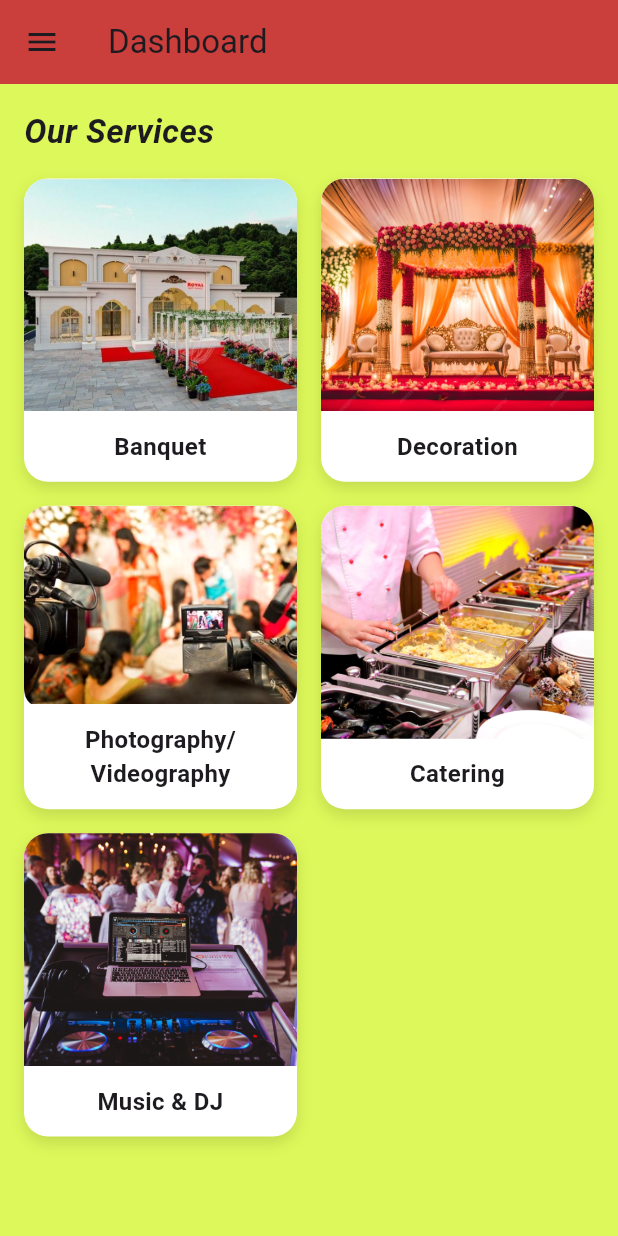
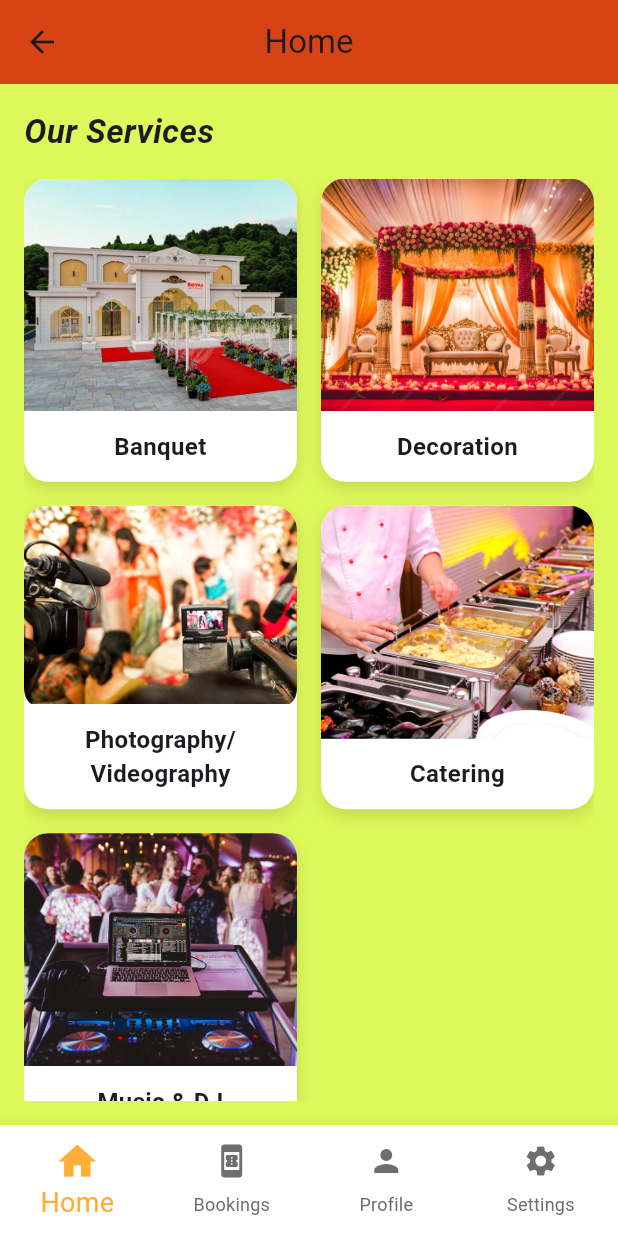
Before and after one commit to sanin751/myevents, a Flutter app: the DashboardScreen screen opened directly, on a phone screen of 412 x 824 dp. Run offline on Flutter 3.47's test engine with Material 3 defaults, Android fonts, the light colour scheme and no system bars; Roboto replaces fonts that are missing (Bricolage).

Commit message:
updated dashboard

```diff
--- a/lib/screens/dashboard_screen.dart
+++ b/lib/screens/dashboard_screen.dart
@@ -9,83 +9,51 @@ class DashboardScreen extends StatefulWidget {
 }
 
 class _DashboardPageState extends State<DashboardScreen> {
-  String _selectedMenu = 'Home';
+  int _currentIndex = 0;
+
+  final List<String> _titles = ['Home', 'Bookings', 'Profile', 'Settings'];
+
+  final List<Widget> _screens = const [
+    HomeScreen(),
+    Center(child: Text('Bookings')),
+    Center(child: Text('Profile')),
+    Center(child: Text('Settings')),
+  ];
 
   @override
   Widget build(BuildContext context) {
-    final purple = Color.fromARGB(252, 202, 60, 60);
-    final lightGrey = Colors.grey.shade200;
+    final purple = Color(0xFFD84315);
 
     return Scaffold(
-      appBar: AppBar(title: Text('Dashboard'), backgroundColor: purple),
-      drawer: Drawer(
-        child: SafeArea(
-          child: Column(
-            children: [
-              ListTile(
-                title: Row(
-                  children: [
-                    Image.asset('assets/image/logo.png', height: 60, width: 60),
-                    SizedBox(width: 10),
-                    Text(
-                      'MY Events',
-                      style: TextStyle(
-                        fontWeight: FontWeight.bold,
-                        fontSize: 20,
-                      ),
-                    ),
-                  ],
-                ),
-              ),
-              Divider(),
+      appBar: AppBar(
+        title: Text(_titles[_currentIndex]),
+        backgroundColor: purple,
+        centerTitle: true,
+      ),
 
-              _buildDrawerItem('Home', Icons.home, () {
-                setState(() {
-                  _selectedMenu = 'Home';
-                });
-                Navigator.pop(context);
-              }),
+      body: _screens[_currentIndex],
 
-              _buildDrawerItem('Bookings', Icons.book_online, () {}),
-              _buildDrawerItem('Profile', Icons.person, () {}),
-              _buildDrawerItem('Settings', Icons.settings, () {}),
-
-              Spacer(),
-              ListTile(
-                leading: Icon(Icons.logout, color: Colors.red),
-                title: Text('Logout', style: TextStyle(color: Colors.red)),
-                onTap: () {
-                  Navigator.pushReplacementNamed(context, '/login');
-                },
-              ),
-            ],
+      bottomNavigationBar: BottomNavigationBar(
+        currentIndex: _currentIndex,
+        type: BottomNavigationBarType.fixed,
+        onTap: (index) {
+          setState(() {
+            _currentIndex = index;
+          });
+        },
+        items: const [
+          BottomNavigationBarItem(icon: Icon(Icons.home), label: 'Home'),
+          BottomNavigationBarItem(
+            icon: Icon(Icons.book_online),
+            label: 'Bookings',
           ),
-        ),
+          BottomNavigationBarItem(icon: Icon(Icons.person), label: 'Profile'),
+          BottomNavigationBarItem(
+            icon: Icon(Icons.settings),
+            label: 'Settings',
+          ),
+        ],
       ),
-      body: _buildBody(lightGrey, purple),
     );
   }
-
-  Widget _buildDrawerItem(String title, IconData icon, VoidCallback onTap) {
-    bool selected = (_selectedMenu == title);
-    return ListTile(
-      leading: Icon(icon, color: selected ? Colors.blue : null),
-      title: Text(
-        title,
-        style: TextStyle(
-          fontWeight: selected ? FontWeight.bold : FontWeight.normal,
-          color: selected ? Colors.blue : null,
-        ),
-      ),
-      onTap: onTap,
-    );
-  }
-
-  Widget _buildBody(Color bgColor, Color accent) {
-    if (_selectedMenu == 'Home') {
-      return HomeScreen();
-    }
-
-    return Center(child: Text('$_selectedMenu '));
-  }
 }
```
